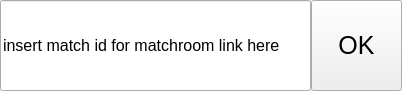
szwoloszyn/FaceitAnalyserApp, file matchinputpanel.ui: the form before one commit.
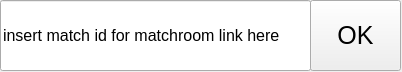
The form after the commit.

```diff
--- a/matchinputpanel.ui
+++ b/matchinputpanel.ui
@@ -7,7 +7,7 @@
     <x>0</x>
     <y>0</y>
     <width>402</width>
-    <height>91</height>
+    <height>72</height>
    </rect>
   </property>
   <property name="windowTitle">
@@ -19,7 +19,7 @@
      <x>0</x>
      <y>0</y>
      <width>311</width>
-     <height>91</height>
+     <height>71</height>
     </rect>
    </property>
    <property name="font">
@@ -34,10 +34,10 @@
   <widget class="QPushButton" name="confirm">
    <property name="geometry">
     <rect>
-     <x>311</x>
+     <x>310</x>
      <y>0</y>
      <width>91</width>
-     <height>91</height>
+     <height>71</height>
     </rect>
    </property>
    <property name="font">
```
